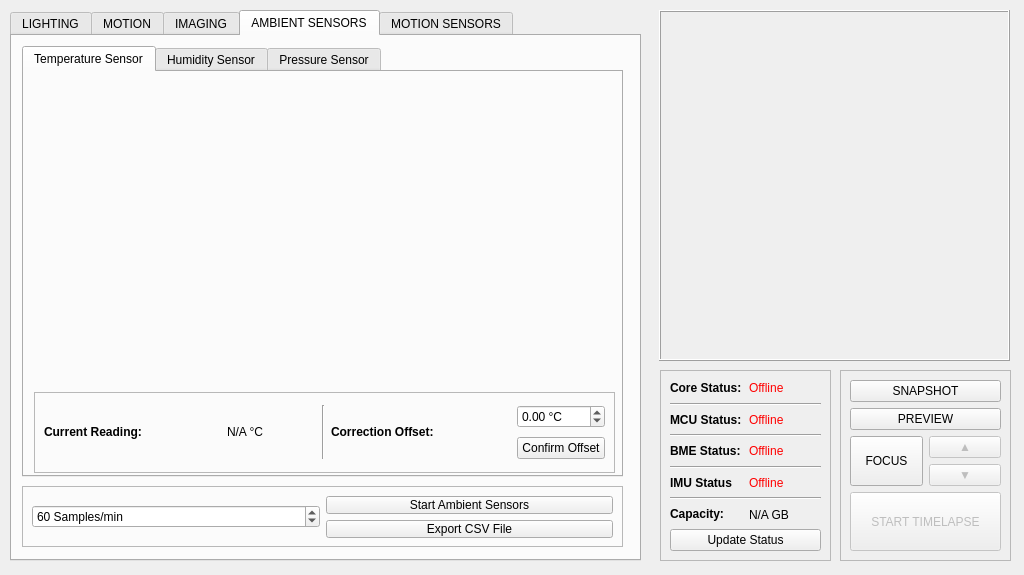
This is _ui/Clinostat.ui in CoCl-Jerry/SciSpin_Max_RELEASE as Qt 5 draws it before an edit. The edited form follows.
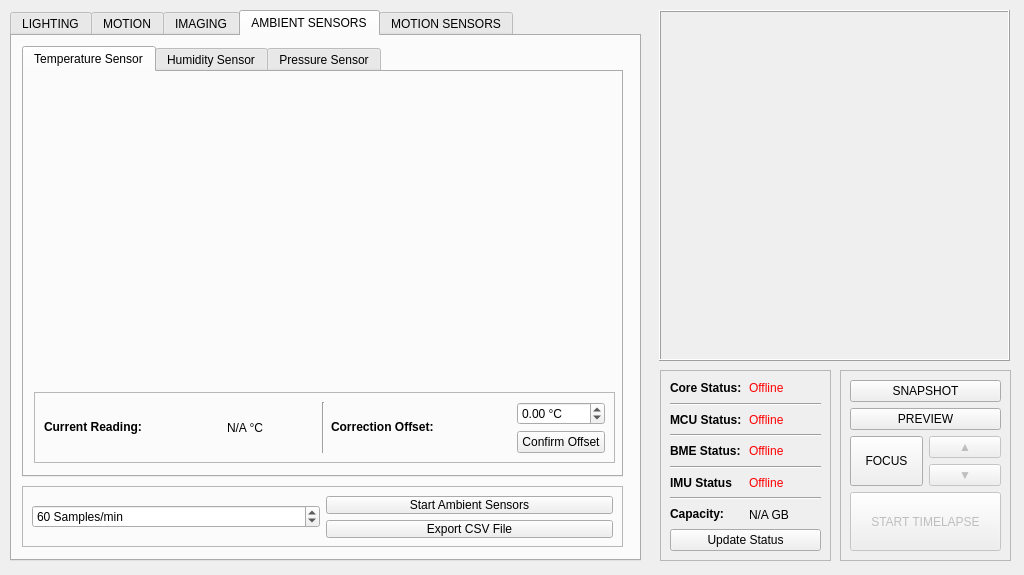
This is the edited form. The open tabs and pages were chosen to show the change. Icons and pictures are not drawn. Custom widgets are drawn as their Qt base class.

What changed in the file:
```diff
--- a/_ui/Clinostat.ui
+++ b/_ui/Clinostat.ui
@@ -1342,7 +1342,7 @@
           <x>10</x>
           <y>320</y>
           <width>581</width>
-          <height>81</height>
+          <height>71</height>
          </rect>
         </property>
         <property name="frameShape">
@@ -1357,7 +1357,7 @@
            <x>10</x>
            <y>10</y>
            <width>561</width>
-           <height>61</height>
+           <height>51</height>
           </rect>
          </property>
          <layout class="QGridLayout" name="gridLayout_4">
```
Left out of the diff: 8 changed lines with no effect on the pictures.
